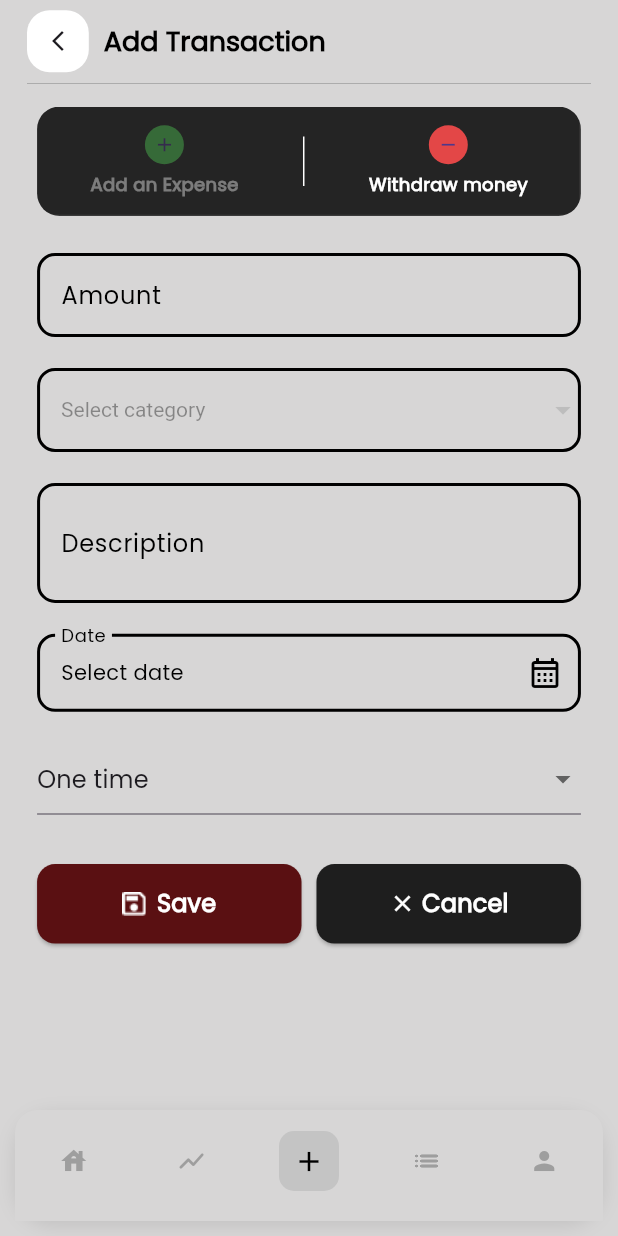
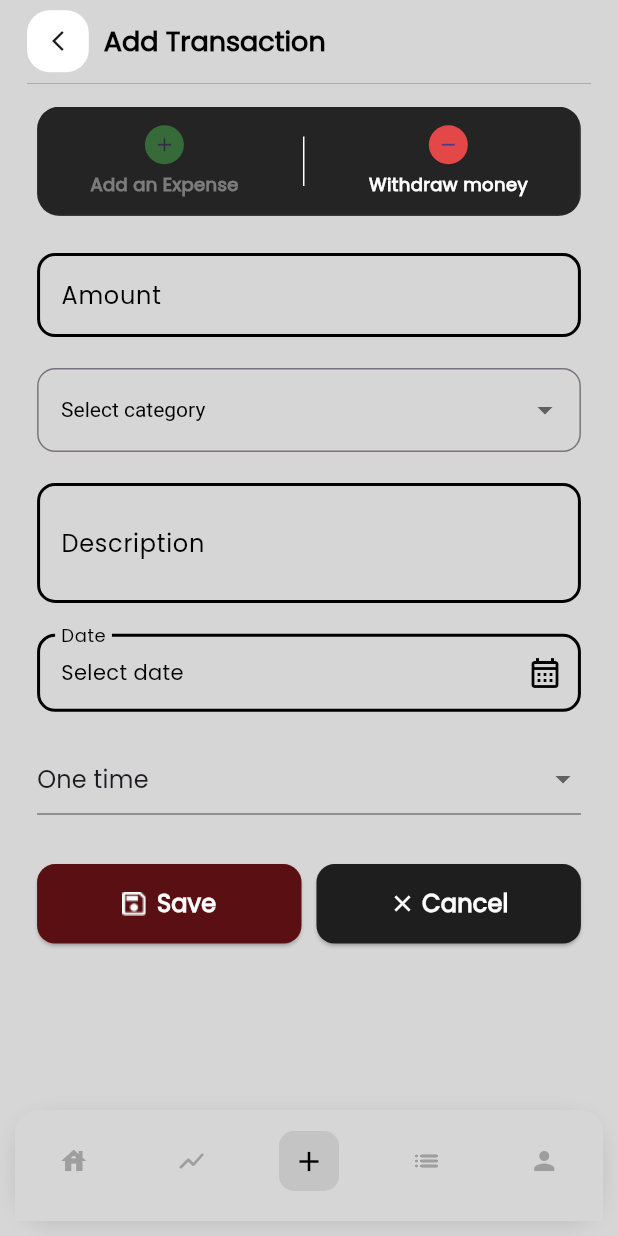
Before and after one commit to KhaledBahjat/masrofy_pr, a Flutter app: the TransactionView screen opened by its route, on a phone screen of 412 x 824 dp. Run offline on Flutter 3.47's test engine with Material 3 defaults, Android fonts, the phone set to English and light mode, and no system bars; our stand-ins replace fl_chart, go_router, material_ui; missing offline and left inert: flutter_pinput.

Commit message:
Update gradle.properties and clean up transaction_view.dart; remove commented-out code and improve dropdown handling

```diff
--- a/lib/screens/transaction/view/transaction_view.dart
+++ b/lib/screens/transaction/view/transaction_view.dart
@@ -20,56 +20,6 @@ class _TransactionViewState extends State<TransactionView> {
   String selectedCurrency = "Egyptian pound";
   String selectedRepetition = "One time";
   DateTime? selectedDate;
-
-  // void _saveTransaction() {
-  //   final amount = double.tryParse(amountController.text.trim());
-  //   if (amount == null || amount <= 0) {
-  //     ScaffoldMessenger.of(context).showSnackBar(
-  //       const SnackBar(
-  //         content: Text('Please enter a valid amount'),
-  //         backgroundColor: Colors.red,
-  //       ),
-  //     );
-  //     return;
-  //   }
-  //   if (selectedCategory == "Select category") {
-  //     ScaffoldMessenger.of(context).showSnackBar(
-  //       const SnackBar(
-  //         content: Text('Please select a category'),
-  //         backgroundColor: Colors.red,
-  //       ),
-  //     );
-  //     return;
-  //   }
-  //   if (selectedDate == null) {
-  //     ScaffoldMessenger.of(context).showSnackBar(
-  //       const SnackBar(
-  //         content: Text('Please choose a date'),
-  //         backgroundColor: Colors.red,
-  //       ),
-  //     );
-  //     return;
-  //   }
-
-  //   MockStore.instance.addTransaction(
-  //     amount: amount,
-  //     description: descriptionController.text.trim(),
-  //     category: selectedCategory,
-  //     currency: selectedCurrency,
-  //     transactionType: transactionType,
-  //     repetition: selectedRepetition,
-  //     date: selectedDate!,
-  //   );
-
-  //   ScaffoldMessenger.of(context).showSnackBar(
-  //     const SnackBar(
-  //       content: Text('Transaction added successfully!'),
-  //       backgroundColor: Colors.green,
-  //     ),
-  //   );
-  //   amountController.clear();
-  //   descriptionController.clear();
-  // }
 
   @override
   void dispose() {
@@ -194,7 +144,6 @@ class _TransactionViewState extends State<TransactionView> {
                 ),
               ),
             ),
-            SizedBox(width: 10),
 
             SizedBox(height: height * 0.025),
 
@@ -203,12 +152,15 @@ class _TransactionViewState extends State<TransactionView> {
               initialValue: selectedCategory,
               dropdownColor: kPrimaryColor,
               style: const TextStyle(color: Colors.black),
+              onChanged: (value) {
+                if (value != null) {
+                  setState(() {
+                    selectedCategory = value;
+                  });
+                }
+              },
               decoration: InputDecoration(
-                enabledBorder: OutlineInputBorder(
-                  borderRadius: BorderRadius.circular(12),
-                  borderSide: const BorderSide(color: Colors.black, width: 2),
-                ),
-                focusedBorder: OutlineInputBorder(
+                border: OutlineInputBorder(
                   borderRadius: BorderRadius.circular(12),
                   borderSide: const BorderSide(color: Colors.black, width: 2),
                 ),
@@ -251,7 +203,6 @@ class _TransactionViewState extends State<TransactionView> {
                 ),
                 DropdownMenuItem(value: "Car fuel", child: Text("Car fuel")),
               ],
-
             ),
 
             SizedBox(height: height * 0.025),
```
Also changed, not shown: 1 other file.
